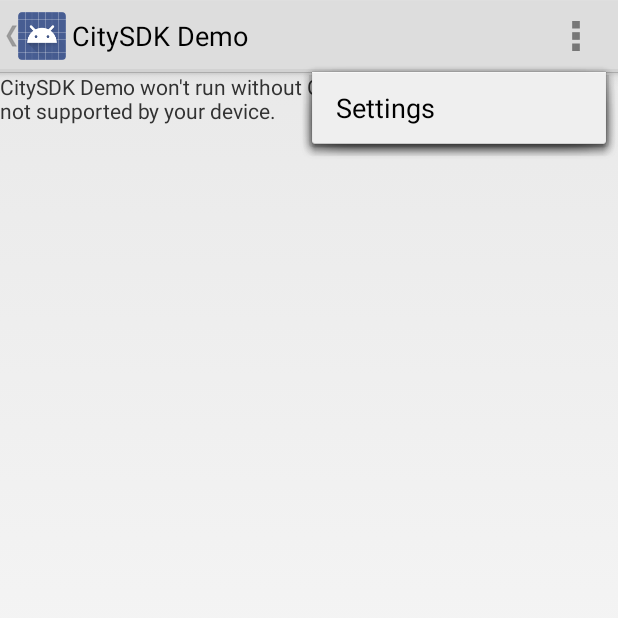
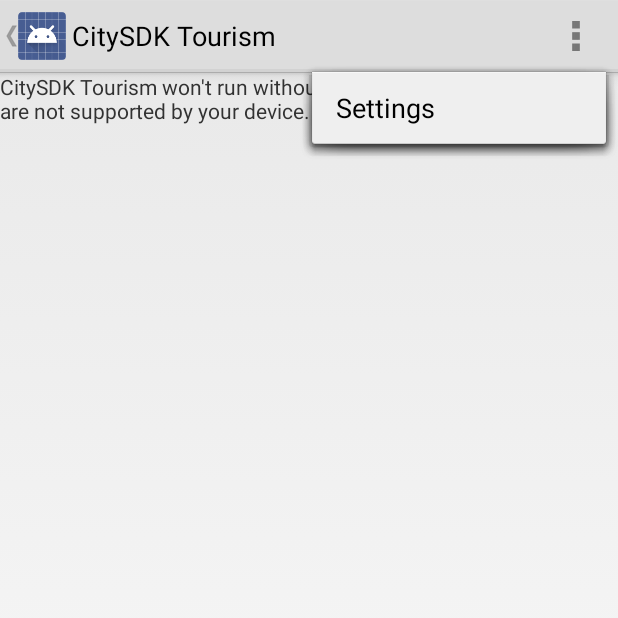
Before and after one commit to CitySDK/CitySDK-Android, an Android app: the screen it shows after launch (ActNavigationDrawer), after a tap on an icon or button, on a phone screen of 412 x 824 dp, the top half of it. Run offline under Robolectric (Android 15) with nearby library versions, the phone set to English and light mode, and no system bars; libraries missing offline, so code that uses them is left out: com.google.maps.android; 18 statements that could not run were skipped; 2 other taps on this screen came first.

Commit message:
Added all English strings in one file.

```diff
--- /dev/null
+++ b/CitySDKDemo/src/main/res/values/color.xml
@@ -0,0 +1,6 @@
+<?xml version="1.0" encoding="utf-8"?>
+<resources>
+
+    <color name="orange">#f26522</color>
+
+</resources>
--- a/CitySDKDemo/src/main/res/values/strings.xml
+++ b/CitySDKDemo/src/main/res/values/strings.xml
@@ -1,10 +1,8 @@
 <resources>
 
-    <color name="orange">#f26522</color>
-
-    <string name="app_name">CitySDK Demo</string>
-    <string name="drawer_open">CitySDK Demo</string>
-    <string name="drawer_close">CitySDK Demo</string>
+    <string name="app_name">CitySDK Tourism</string>
+    <string name="drawer_open">CitySDK Tourism</string>
+    <string name="drawer_close">CitySDK Tourism</string>
     <string name="menu_settings">Settings</string>
     <string name="menu_settings_search">Searching Settings</string>
     <string name="menu_events_number_days">Searching days for events</string>
@@ -13,6 +11,7 @@
     <string name="limit_search">The search results reached their limit, please configure the
         search radius in settings.</string>
 
+    <string name="categories">Categories</string>
     <string name="contacts">Contacts</string>
     <string name="phone">Phone:</string>
     <string name="mail">Mail:</string>
```
